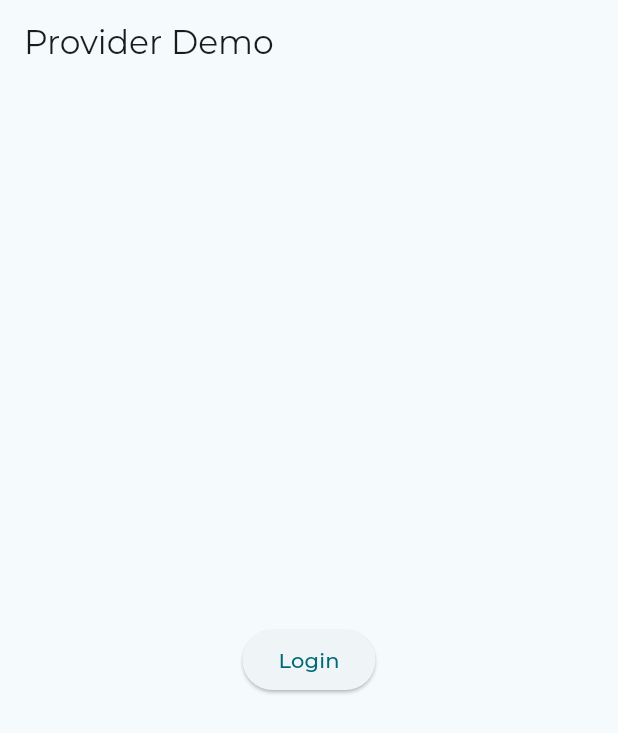
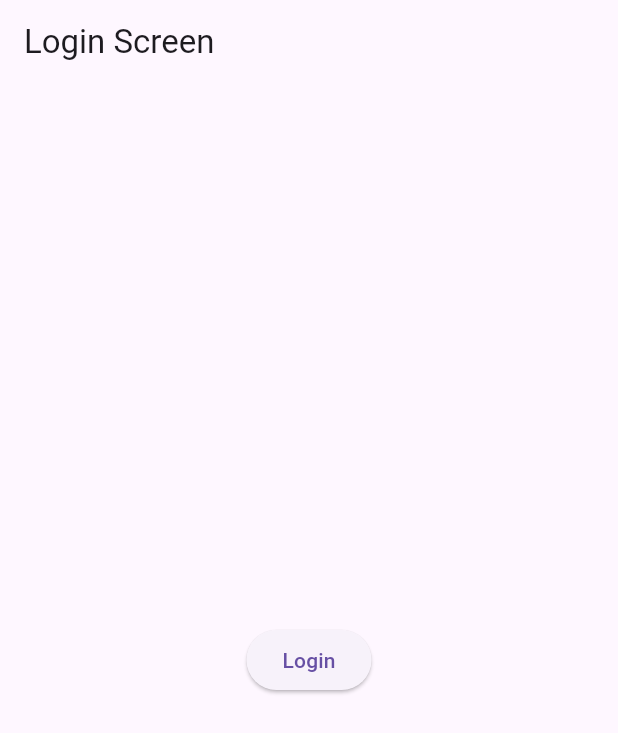
Before and after one commit to MarcosRosado/FlutterProjetoTeste, a Flutter app: the screen it shows after launch, on a phone screen of 412 x 824 dp. Shown: the top 733 px of the screen. Run offline on Flutter 3.47's test engine with Material 3 defaults, Android fonts, the phone set to English and light mode, and no system bars; our stand-ins replace go_router, google_fonts.

Commit message:
updated structure to be divided in modules

```diff
--- /dev/null
+++ b/lib/controllers/router/router.dart
@@ -0,0 +1,34 @@
+import 'package:flutter/material.dart';
+import 'package:flutter_projects/controllers/router/router_animation.dart';
+import 'package:flutter_projects/modules/authentication/views/login_page.dart';
+import 'package:flutter_projects/modules/main_page/views/home_page.dart';
+import 'package:go_router/go_router.dart';
+
+/// This handles '/' and '/details'.
+final router = GoRouter(
+  initialLocation: '/authentication',
+  routes: [
+    GoRoute(
+      path: '/authentication',
+      pageBuilder: (context, state) => buildPageWithoutTransition<void>(
+        context: context,
+        state: state,
+        child: Scaffold(
+          appBar: AppBar(title: Text('Login Screen')),
+          body: LoginPage(),
+        ),
+      ),
+    ),
+    GoRoute(
+      path: '/home',
+      pageBuilder: (context, state) => buildPageWithoutTransition<void>(
+        context: context,
+        state: state,
+        child: Scaffold(
+          appBar: AppBar(title: Text('Home Screen')),
+          body: HomePage(),
+        ),
+      ),
+    ),
+  ],
+);
--- a/lib/main.dart
+++ b/lib/main.dart
@@ -1,15 +1,15 @@
 import 'package:flutter/foundation.dart';
 import 'package:flutter/material.dart';
-import 'package:flutter_projects/theme/theme.dart';
-import 'package:google_fonts/google_fonts.dart';
+import 'package:flutter_projects/common/styles/theme.dart';
+import 'package:flutter_projects/controllers/router/router.dart';
+import 'package:flutter_projects/modules/authentication/services/auth_service.dart';
+import 'package:flutter_projects/modules/main_page/services/posts_service.dart';
 import 'package:provider/provider.dart';
 
-import 'commands/base_command.dart' as Commands;
-import 'models/app_model.dart';
-import 'models/user_model.dart';
-import 'services/user_service.dart';
-import 'views/home_page.dart';
-import 'views/login_page.dart';
+import 'modules/authentication/controllers/base_login_controller.dart' as login_controllers;
+import 'modules/authentication/models/auth_model.dart';
+import 'modules/main_page/controllers/base_home_controller.dart' as home_controllers;
+import 'modules/main_page/models/user_posts_model.dart';
 
 void main() => runApp(const MyApp());
 
@@ -20,41 +20,22 @@ class MyApp extends StatelessWidget {
   Widget build(BuildContext _) {
     return MultiProvider(
       providers: [
-        ChangeNotifierProvider(create: (c) => AppModel()),
-        ChangeNotifierProvider(create: (c) => UserModel()),
-        Provider(create: (c) => UserService()),
+        //Auth
+        ChangeNotifierProvider(create: (c) => AuthModel()),
+        Provider(create: (c) => AuthService()),
+
+        //Main Page - Posts
+        ChangeNotifierProvider(create: (c) => UserPostsModel()),
+        Provider(create: (c) => PostService()),
       ],
       child: Builder(builder: (context) {
         // Save a context our Commands can use to access provided Models and Services
-        Commands.init(context);
-        return MaterialApp(
-          title: 'Test Provider',
-            theme: defaultTheme,
-            home: const AppScaffold()
+        login_controllers.init(context);
+        home_controllers.init(context);
+        return MaterialApp.router(
+          routerConfig: router,
         );
       }),
     );
   }
 }
-
-class AppScaffold extends StatelessWidget {
-  const AppScaffold({super.key});
-
-  @override
-  Widget build(BuildContext context) {
-    // Bind to AppModel.currentUser
-    String? currentUser = context.select<AppModel, String?>((value) => value.currentUser);
-
-    if (kDebugMode) {
-      print(currentUser);
-    }
-
-    // Return the current view, based on the currentUser value:
-    return Scaffold(
-      appBar: AppBar(
-        title: Text("Provider Demo"),
-      ),
-      body: currentUser != null ? HomePage() : LoginPage(),
-    );
-  }
-}
--- /dev/null
+++ b/lib/modules/authentication/controllers/base_login_controller.dart
@@ -0,0 +1,18 @@
+
+import 'package:flutter/material.dart';
+import 'package:provider/provider.dart';
+
+import '../models/auth_model.dart';
+import '../services/auth_service.dart';
+
+late BuildContext _mainContext;
+// The controllers will use this to access the Provided models and services.
+void init(BuildContext c) => _mainContext = c;
+
+// Provide quick lookup methods for all the top-level models and services. Keeps the Command code slightly cleaner.
+class BaseCommand {
+  // Models
+  AuthModel appModel = _mainContext.read();
+  // Services
+  AuthService userService = _mainContext.read();
+}
--- a/lib/commands/login_command.dart
+++ b/lib/modules/authentication/controllers/login_controller.dart
@@ -1,5 +1,5 @@
-import 'base_command.dart';
-import 'refresh_posts_command.dart';
+import '../../main_page/controllers/refresh_posts_controller.dart';
+import 'base_login_controller.dart';
 
 class LoginCommand extends BaseCommand {
 
--- a/lib/models/app_model.dart
+++ b/lib/modules/authentication/models/auth_model.dart
@@ -1,6 +1,6 @@
 import 'package:flutter/foundation.dart';
 
-class AppModel extends ChangeNotifier {
+class AuthModel extends ChangeNotifier {
 
   String? _currentUser;
   String? get currentUser => _currentUser;
--- /dev/null
+++ b/lib/modules/authentication/services/auth_service.dart
@@ -0,0 +1,9 @@
+import 'dart:math';
+
+class AuthService {
+  Future<bool> login(String user, String pass) async {
+    // Fake a network service call, and return true
+    await Future.delayed(const Duration(milliseconds: 500));
+    return true;
+  }
+}
--- a/lib/commands/base_command.dart
+++ b/lib/modules/main_page/controllers/base_home_controller.dart
@@ -2,19 +2,17 @@
 import 'package:flutter/material.dart';
 import 'package:provider/provider.dart';
 
-import '../models/app_model.dart';
-import '../models/user_model.dart';
-import '../services/user_service.dart';
+import '../models/user_posts_model.dart';
+import '../services/posts_service.dart';
 
 late BuildContext _mainContext;
-// The commands will use this to access the Provided models and services.
+// The controllers will use this to access the Provided models and services.
 void init(BuildContext c) => _mainContext = c;
 
 // Provide quick lookup methods for all the top-level models and services. Keeps the Command code slightly cleaner.
 class BaseCommand {
   // Models
-  UserModel userModel = _mainContext.read();
-  AppModel appModel = _mainContext.read();
+  UserPostsModel userModel = _mainContext.read();
   // Services
-  UserService userService = _mainContext.read();
+  PostService userService = _mainContext.read();
 }
--- a/lib/commands/refresh_posts_command.dart
+++ b/lib/modules/main_page/controllers/refresh_posts_controller.dart
@@ -1,4 +1,4 @@
-import 'base_command.dart';
+import 'base_home_controller.dart';
 
 class RefreshPostsCommand extends BaseCommand {
 
--- a/lib/models/user_model.dart
+++ b/lib/modules/main_page/models/user_posts_model.dart
@@ -2,7 +2,7 @@
 
 import 'package:flutter/foundation.dart';
 
-class UserModel extends ChangeNotifier {
+class UserPostsModel extends ChangeNotifier {
   List<String> _userPosts = [];
 
   List<String> get userPosts => _userPosts;
--- a/lib/services/user_service.dart
+++ b/lib/modules/main_page/services/posts_service.dart
@@ -1,12 +1,6 @@
 import 'dart:math';
 
-class UserService {
-  Future<bool> login(String user, String pass) async {
-    // Fake a network service call, and return true
-    await Future.delayed(const Duration(milliseconds: 500));
-    return true;
-  }
-
+class PostService {
   Future<List<String>> getPosts(String user) async {
     // Fake a service call, and return some posts
     await Future.delayed(Duration(milliseconds: 500));
--- a/pubspec.yaml
+++ b/pubspec.yaml
@@ -37,6 +37,7 @@ dependencies:
   cupertino_icons: ^1.0.2
   google_fonts: ^6.1.0
   provider: ^6.1.1
+  go_router: ^13.0.1
 
 dev_dependencies:
   flutter_test:
```
Also changed, not shown: lib/controllers/router/router_animation.dart (added, +28 -0 lines), lib/modules/authentication/views/login_page.dart (renamed from lib/views/login_page.dart, +7 -2 lines), lib/modules/main_page/views/home_page.dart (renamed from lib/views/home_page.dart, +14 -11 lines), lib/common/styles/theme.dart (renamed from lib/theme/theme.dart), pubspec.lock.
